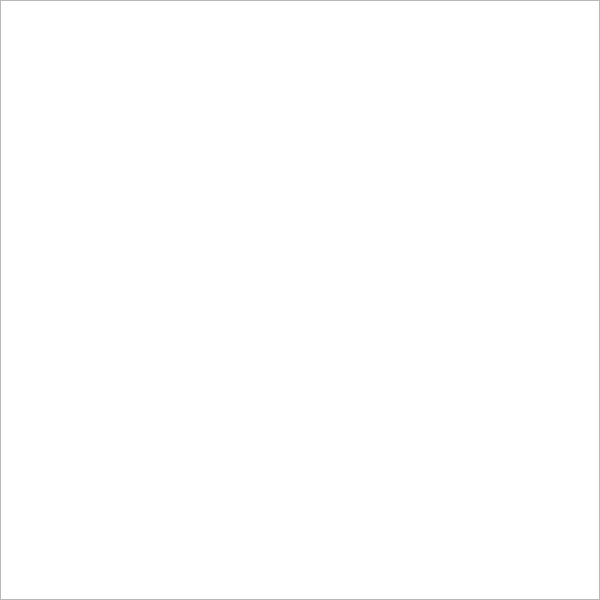
First picture: the form in widget.ui, repository ElGrande95/Tank-game, before the edit.
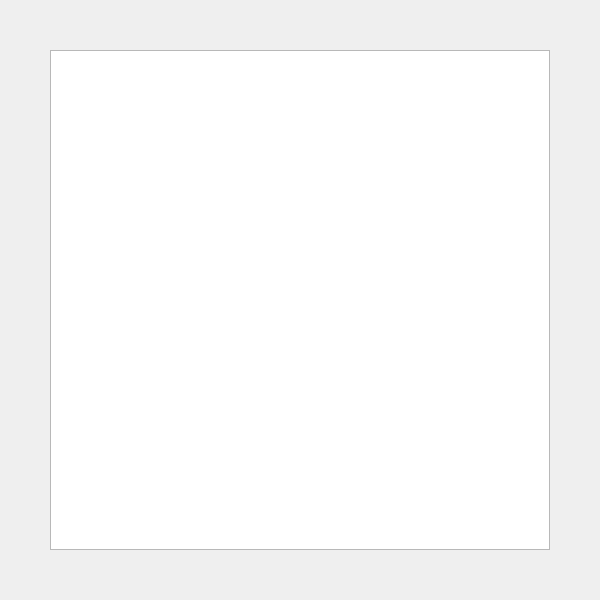
Second picture: the form after the edit.

Patch:
```diff
--- a/widget.ui
+++ b/widget.ui
@@ -13,7 +13,7 @@
   <property name="windowTitle">
    <string>Widget</string>
   </property>
-  <widget class="QGraphicsView" name="graphicsView">
+  <widget class="QLabel" name="label">
    <property name="geometry">
     <rect>
      <x>0</x>
@@ -22,11 +22,27 @@
      <height>600</height>
     </rect>
    </property>
+   <property name="text">
+    <string/>
+   </property>
+  </widget>
+  <widget class="QGraphicsView" name="graphicsView">
+   <property name="geometry">
+    <rect>
+     <x>50</x>
+     <y>50</y>
+     <width>500</width>
+     <height>500</height>
+    </rect>
+   </property>
+   <property name="styleSheet">
+    <string notr="true"/>
+   </property>
   </widget>
   <widget class="QLabel" name="health">
    <property name="geometry">
     <rect>
-     <x>60</x>
+     <x>70</x>
      <y>550</y>
      <width>200</width>
      <height>41</height>
@@ -39,7 +55,7 @@
   <widget class="QLabel" name="enemyDestroy">
    <property name="geometry">
     <rect>
-     <x>320</x>
+     <x>330</x>
      <y>550</y>
      <width>200</width>
      <height>41</height>
```
